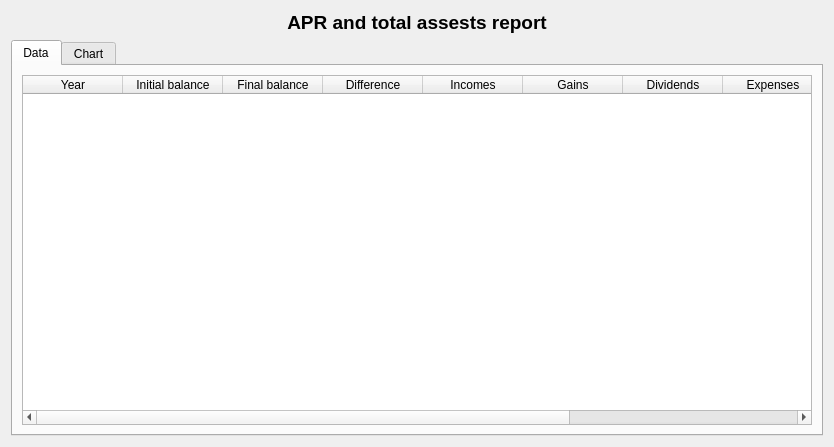
Before: the Qt Designer form ui/wdgAPR.ui in turulomio/xulpymoney, drawn with Qt 5.
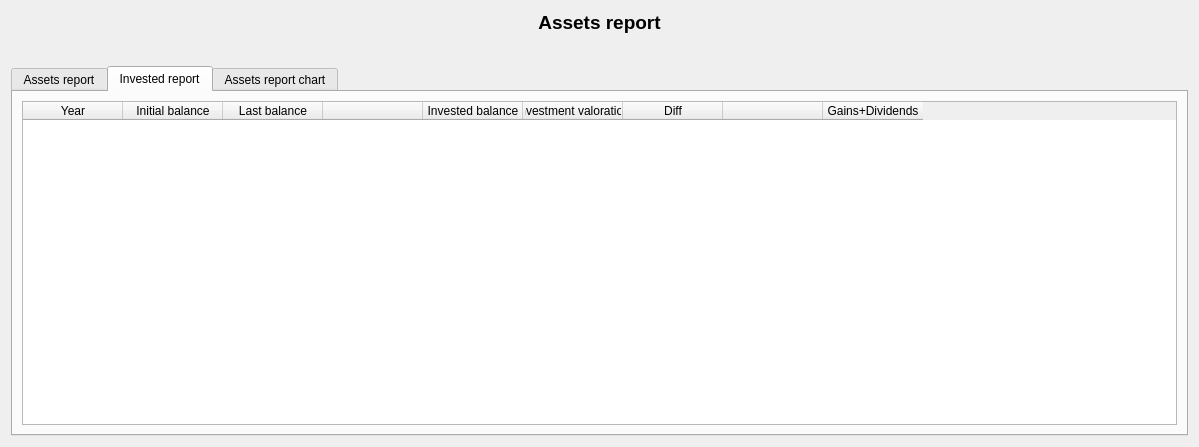
After: the same form once the commit is applied. The open tabs and pages were chosen to show the change. Icons and pictures are not drawn. Custom widgets are drawn as their Qt base class.

Commit message: Added invested concepts in assts report

What changed in the file:
```diff
--- a/ui/wdgAPR.ui
+++ b/ui/wdgAPR.ui
@@ -6,7 +6,7 @@
    <rect>
     <x>0</x>
     <y>0</y>
-    <width>834</width>
+    <width>1199</width>
     <height>447</height>
    </rect>
   </property>
@@ -33,13 +33,46 @@
         </font>
        </property>
        <property name="text">
-        <string>APR and total assests report</string>
+        <string>Assets report</string>
        </property>
        <property name="alignment">
         <set>Qt::AlignCenter</set>
        </property>
       </widget>
      </item>
+     <item>
+      <layout class="QHBoxLayout" name="horizontalLayout_4">
+       <item>
+        <spacer name="horizontalSpacer">
+         <property name="orientation">
+          <enum>Qt::Horizontal</enum>
+         </property>
+         <property name="sizeHint" stdset="0">
+          <size>
+           <width>40</width>
+           <height>20</height>
+          </size>
+         </property>
+        </spacer>
+       </item>
+       <item>
+        <widget class="wdgYear" name="wdgYear" native="true"/>
+       </item>
+       <item>
+        <spacer name="horizontalSpacer_2">
+         <property name="orientation">
+          <enum>Qt::Horizontal</enum>
+         </property>
+         <property name="sizeHint" stdset="0">
+          <size>
+           <width>40</width>
+           <height>20</height>
+          </size>
+         </property>
+        </spacer>
+       </item>
+      </layout>
+     </item>
      <item>
       <widget class="QTabWidget" name="tab">
        <property name="currentIndex">
@@ -51,7 +84,7 @@
           <normaloff>:/xulpymoney/document-edit.png</normaloff>:/xulpymoney/document-edit.png</iconset>
         </attribute>
         <attribute name="title">
-         <string>Data</string>
+         <string>Assets report</string>
         </attribute>
         <layout class="QHBoxLayout" name="horizontalLayout">
          <item>
@@ -119,13 +152,80 @@
          </item>
         </layout>
        </widget>
+       <widget class="QWidget" name="tab_2">
+        <attribute name="icon">
+         <iconset resource="../images/xulpymoney.qrc">
+          <normaloff>:/xulpymoney/coins.png</normaloff>:/xulpymoney/coins.png</iconset>
+        </attribute>
+        <attribute name="title">
+         <string>Invested report</string>
+        </attribute>
+        <layout class="QHBoxLayout" name="horizontalLayout_5">
+         <item>
+          <layout class="QVBoxLayout" name="verticalLayout_2">
+           <item>
+            <widget class="myQTableWidget" name="tblReport">
+             <attribute name="verticalHeaderVisible">
+              <bool>false</bool>
+             </attribute>
+             <column>
+              <property name="text">
+               <string>Year</string>
+              </property>
+             </column>
+             <column>
+              <property name="text">
+               <string>Initial balance</string>
+              </property>
+             </column>
+             <column>
+              <property name="text">
+               <string>Last balance</string>
+              </property>
+             </column>
+             <column>
+              <property name="text">
+               <string/>
+              </property>
+             </column>
+             <column>
+              <property name="text">
+               <string>Invested balance</string>
+              </property>
+             </column>
+             <column>
+              <property name="text">
+               <string>Investment valoration</string>
+              </property>
+             </column>
+             <column>
+              <property name="text">
+               <string>Diff</string>
+              </property>
+             </column>
+             <column>
+              <property name="text">
+               <string/>
+              </property>
+             </column>
+             <column>
+              <property name="text">
+               <string>Gains+Dividends</string>
+              </property>
+             </column>
+            </widget>
+           </item>
+          </layout>
+         </item>
+        </layout>
+       </widget>
        <widget class="QWidget" name="tabChart">
         <attribute name="icon">
          <iconset resource="../images/xulpymoney.qrc">
           <normaloff>:/xulpymoney/pie.png</normaloff>:/xulpymoney/pie.png</iconset>
         </attribute>
         <attribute name="title">
-         <string>Chart</string>
+         <string>Assets report chart</string>
         </attribute>
         <layout class="QHBoxLayout" name="horizontalLayout_3">
          <item>
@@ -145,6 +245,12 @@
    <extends>QTableWidget</extends>
    <header location="global">myqtablewidget</header>
   </customwidget>
+  <customwidget>
+   <class>wdgYear</class>
+   <extends>QWidget</extends>
+   <header location="global">wdgYear</header>
+   <container>1</container>
+  </customwidget>
  </customwidgets>
  <resources>
   <include location="../images/xulpymoney.qrc"/>
```
The commit also changes 7 other files.
